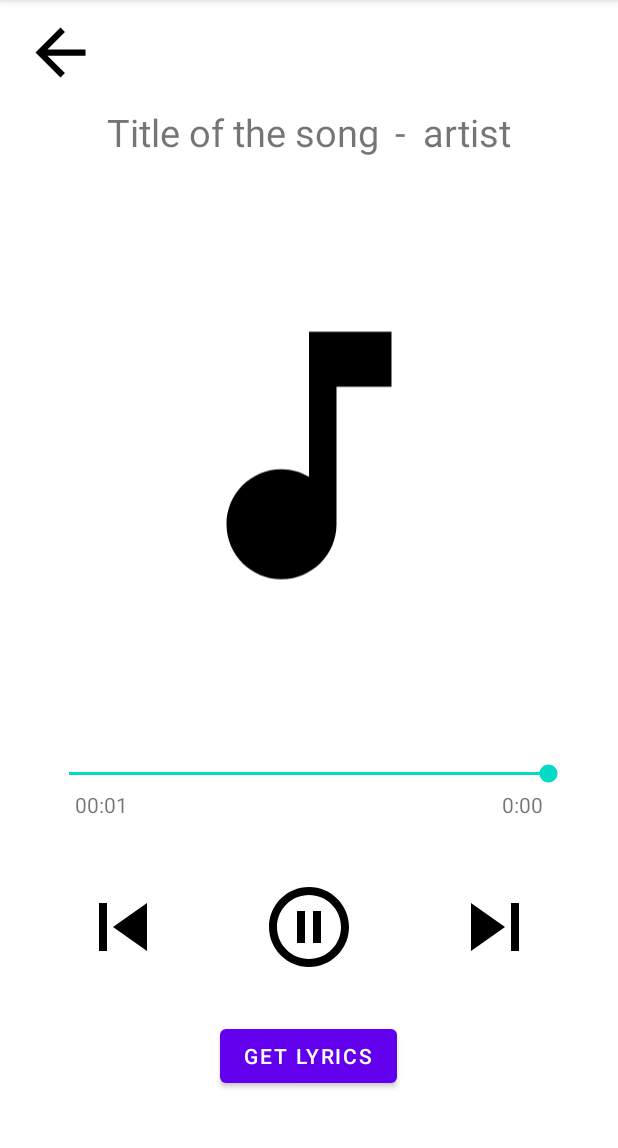
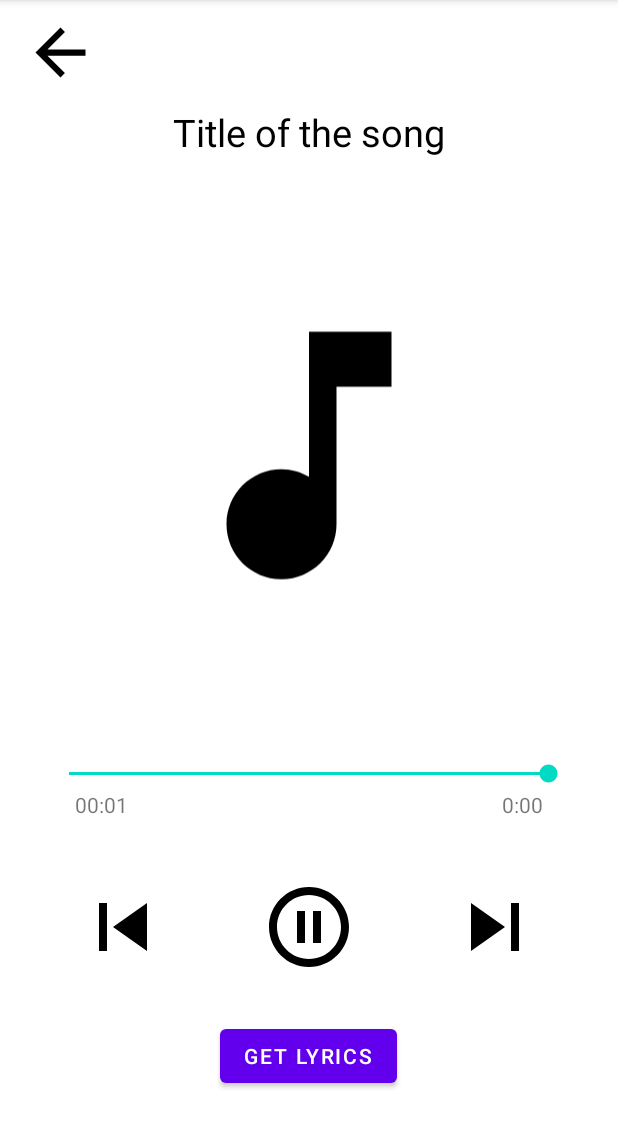
Before and after one commit to hannamkrtchian/Music-Player-App, an Android app: the MusicPlayerActivity screen opened directly, with no data from a screen before it, on a phone screen of 412 x 824 dp, the part 84-1232 px from its top. Run offline under Robolectric (Android 15) with nearby library versions, the phone set to English and light mode, and no system bars; 7 statements that could not run were skipped.

Commit message:
update logic to display artist of a song

```diff
--- a/app/src/main/java/com/example/musicplayerapp/ui/MusicPlayerActivity.kt
+++ b/app/src/main/java/com/example/musicplayerapp/ui/MusicPlayerActivity.kt
@@ -29,7 +29,6 @@ class MusicPlayerActivity : AppCompatActivity() {
     private lateinit var previousBtn: ImageView
     private lateinit var cover: ImageView
     private lateinit var back: ImageView
-    private lateinit var artistTv: TextView
 
     private lateinit var currentSong: AudioModel
 
@@ -42,7 +41,7 @@ class MusicPlayerActivity : AppCompatActivity() {
         setContentView(R.layout.activity_music_player)
 
         // assign components in activity
-        titleTv= findViewById(R.id.song_title)
+        titleTv= findViewById(R.id.song_info)
         currentTimeTv= findViewById(R.id.current_time)
         totalTimeTv= findViewById(R.id.total_time)
         seekBar= findViewById(R.id.seek_bar)
@@ -51,7 +50,6 @@ class MusicPlayerActivity : AppCompatActivity() {
         previousBtn= findViewById(R.id.previous)
         cover= findViewById(R.id.cover_song)
         back= findViewById(R.id.back_button)
-        artistTv= findViewById(R.id.song_artist)
 
         // Back button logic
         back.setOnClickListener {
@@ -99,8 +97,7 @@ class MusicPlayerActivity : AppCompatActivity() {
 
     private fun setResourcesWithMusic() {
         currentSong = songsList?.get(MyMediaPlayer.currentIndex)!!
-        titleTv.text = currentSong.title
-        artistTv.text = currentSong.artist
+        titleTv.text = currentSong.title + " - " + currentSong.artist
         totalTimeTv.text = convertToMMSS(currentSong.duration)
 
         // click listeners
--- a/app/src/main/res/layout/activity_music_player.xml
+++ b/app/src/main/res/layout/activity_music_player.xml
@@ -16,46 +16,21 @@
         android:src="@drawable/baseline_arrow_back_24"
         android:contentDescription="@string/back_button" />
 
-    <RelativeLayout
-        android:layout_width="match_parent"
+
+    <TextView
+        android:id="@+id/song_info"
+        android:layout_width="wrap_content"
         android:layout_height="wrap_content"
         android:layout_below="@id/back_button"
-        android:id="@+id/song_info"
-        android:gravity="center_horizontal"
         android:layout_marginStart="20dp"
         android:layout_marginBottom="20dp"
-        android:layout_marginEnd="20dp">
-
-        <TextView
-            android:id="@+id/song_title"
-            android:layout_width="wrap_content"
-            android:layout_height="wrap_content"
-            android:padding="5dp"
-            android:text="@string/title_of_the_song"
-            android:textSize="25sp"
-            android:textAlignment="center"/>
-
-        <TextView
-            android:id="@+id/hyphen"
-            android:layout_width="wrap_content"
-            android:layout_height="wrap_content"
-            android:padding="5dp"
-            android:text="@string/hyphen"
-            android:textSize="25sp"
-            android:textAlignment="center"
-            android:layout_centerHorizontal="true"
-            android:layout_toEndOf="@+id/song_title"/>
-
-        <TextView
-            android:id="@+id/song_artist"
-            android:layout_width="wrap_content"
-            android:layout_height="wrap_content"
-            android:padding="5dp"
-            android:text="@string/artist"
-            android:textSize="25sp"
-            android:textAlignment="center"
-            android:layout_toEndOf="@+id/hyphen"/>
-    </RelativeLayout>
+        android:layout_marginEnd="20dp"
+        android:layout_centerHorizontal="true"
+        android:padding="5dp"
+        android:text="@string/title_of_the_song"
+        android:textSize="25sp"
+        android:textAlignment="center"
+        android:textColor="@color/black"/>
 
     <ImageView
         android:layout_width="240dp"
--- a/app/src/main/res/layout/fragment_all_songs.xml
+++ b/app/src/main/res/layout/fragment_all_songs.xml
@@ -45,9 +45,4 @@
         android:layout_marginBottom="40dp"
         android:padding="5dp" />
 
-    <androidx.cardview.widget.CardView
-        android:layout_width="match_parent"
-        android:layout_height="65dp"
-        android:id="@+id/menu"
-        android:layout_alignParentBottom="true"/>
 </RelativeLayout>
```
Also changed, not shown: app/src/main/java/com/example/musicplayerapp/MusicListAdapter.kt (+5 -4 lines), app/src/main/res/layout/recycler_item.xml (+9 -34 lines).
